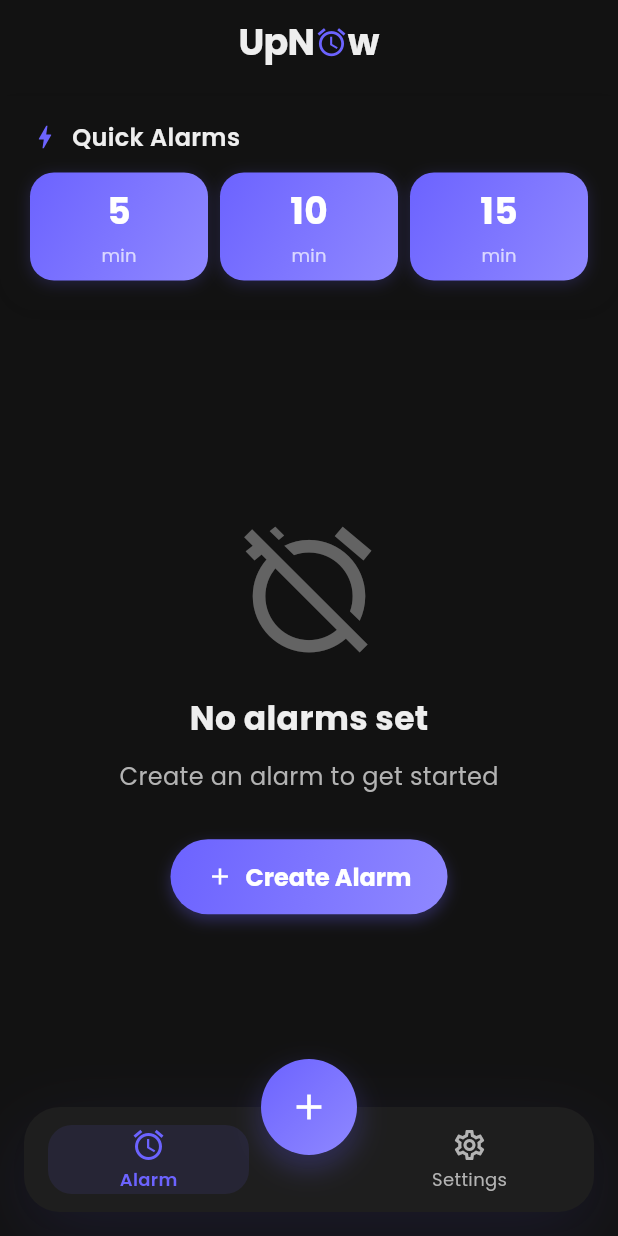
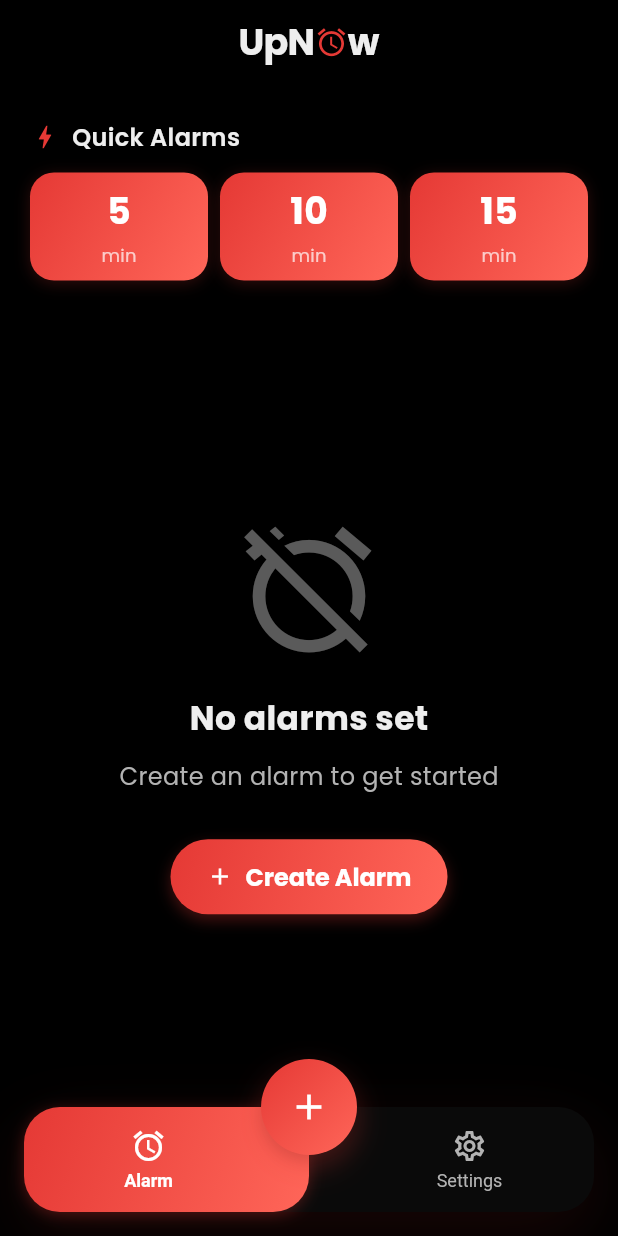
Before and after one commit to Muhammed-irshad-np/upNow, a Flutter app: the MainScreen screen opened directly, on a phone screen of 412 x 824 dp. Run offline on Flutter 3.47's test engine with Material 3 defaults, Android fonts, the light colour scheme and no system bars; our stand-ins replace audioplayers, flutter_local_notifications, flutter_screenutil, hive, hive_flutter, permission_handler and 2 more; accounts and stored records are empty.

Commit message:
updated theme

```diff
--- a/lib/main.dart
+++ b/lib/main.dart
@@ -222,7 +222,32 @@
             ),
           ],
         ),
-        child: ClipRRect(
+        child: Stack(
+          children: [
+            // Animated background indicator (switch-like) - covers entire container half
+            AnimatedPositioned(
+              duration: const Duration(milliseconds: 300),
+              curve: Curves.easeInOut,
+              left: _currentIndex == 0 ? 0 : null,
+              right: _currentIndex == 1 ? 0 : null,
+              top: 0,
+              bottom: 0,
+              child: Container(
+                width: (MediaQuery.of(context).size.width - 32) / 2, // Half of container width
+                decoration: BoxDecoration(
+                  gradient: AppTheme.primaryGradient,
+                  borderRadius: BorderRadius.circular(24), // Match container radius
+                  boxShadow: [
+                    BoxShadow(
+                      color: AppTheme.primaryColor.withOpacity(0.3),
+                      blurRadius: 8,
+                      offset: const Offset(0, 2),
+                    ),
+                  ],
+                ),
+              ),
+            ),
+            ClipRRect(
               borderRadius: BorderRadius.circular(24),
               child: BottomAppBar(
                 color: Colors.transparent,
@@ -234,43 +259,43 @@
                   mainAxisAlignment: MainAxisAlignment.spaceAround,
                   children: [
                     Expanded(
-                  child: InkWell(
+                      child: GestureDetector(
                         onTap: () {
                           setState(() {
                             _currentIndex = 0;
                           });
                         },
-                    borderRadius: BorderRadius.circular(16),
+                        behavior: HitTestBehavior.opaque,
                         child: Container(
-                      height: 50,
-                      decoration: BoxDecoration(
-                        color: _currentIndex == 0
-                          ? AppTheme.primaryColor.withOpacity(0.1)
-                          : Colors.transparent,
-                        borderRadius: BorderRadius.circular(16),
-                      ),
+                          width: double.infinity,
+                          height: double.infinity,
                           child: Column(
                             mainAxisAlignment: MainAxisAlignment.center,
                             children: [
-                          Icon(
+                              AnimatedSwitcher(
+                                duration: const Duration(milliseconds: 200),
+                                child: Icon(
                                   _currentIndex == 0 ? Icons.alarm : Icons.alarm_outlined,
+                                  key: ValueKey(_currentIndex == 0),
                                   color: _currentIndex == 0
-                              ? AppTheme.primaryColor
+                                    ? Colors.white
                                     : AppTheme.secondaryTextColor,
                                   size: 24,
                                 ),
-                          const SizedBox(height: 2),
-                          Text(
-                            'Alarm',
+                              ),
+                              const SizedBox(height: 4),
+                              AnimatedDefaultTextStyle(
+                                duration: const Duration(milliseconds: 200),
                                 style: TextStyle(
                                   fontSize: 12,
                                   color: _currentIndex == 0
-                                ? AppTheme.primaryColor
+                                    ? Colors.white
                                     : AppTheme.secondaryTextColor,
                                   fontWeight: _currentIndex == 0
                                     ? FontWeight.w600
                                     : FontWeight.normal,
                                 ),
+                                child: const Text('Alarm'),
                               ),
                             ],
                           ),
@@ -279,43 +304,43 @@
                     ),
                     const SizedBox(width: 80), // Space for FAB
                     Expanded(
-                  child: InkWell(
+                      child: GestureDetector(
                         onTap: () {
                           setState(() {
                             _currentIndex = 1;
                           });
                         },
-                    borderRadius: BorderRadius.circular(16),
+                        behavior: HitTestBehavior.opaque,
                         child: Container(
-                      height: 50,
-                      decoration: BoxDecoration(
-                        color: _currentIndex == 1
-                          ? AppTheme.primaryColor.withOpacity(0.1)
-                          : Colors.transparent,
-                        borderRadius: BorderRadius.circular(16),
-                      ),
+                          width: double.infinity,
+                          height: double.infinity,
                           child: Column(
                             mainAxisAlignment: MainAxisAlignment.center,
                             children: [
-                          Icon(
+                              AnimatedSwitcher(
+                                duration: const Duration(milliseconds: 200),
+                                child: Icon(
                                   _currentIndex == 1 ? Icons.settings : Icons.settings_outlined,
+                                  key: ValueKey(_currentIndex == 1),
                                   color: _currentIndex == 1
-                              ? AppTheme.primaryColor
+                                    ? Colors.white
                                     : AppTheme.secondaryTextColor,
                                   size: 24,
                                 ),
-                          const SizedBox(height: 2),
-                          Text(
-                            'Settings',
+                              ),
+                              const SizedBox(height: 4),
+                              AnimatedDefaultTextStyle(
+                                duration: const Duration(milliseconds: 200),
                                 style: TextStyle(
                                   fontSize: 12,
                                   color: _currentIndex == 1
-                                ? AppTheme.primaryColor
+                                    ? Colors.white
                                     : AppTheme.secondaryTextColor,
                                   fontWeight: _currentIndex == 1
                                     ? FontWeight.w600
                                     : FontWeight.normal,
                                 ),
+                                child: const Text('Settings'),
                               ),
                             ],
                           ),
@@ -326,6 +351,8 @@
                 ),
               ),
             ),
+          ],
+        ),
       ),
     );
   }
--- a/lib/utils/app_theme.dart
+++ b/lib/utils/app_theme.dart
@@ -1,23 +1,23 @@
 import 'package:flutter/material.dart';
 
 class AppTheme {
-  // Primary colors
-  static const Color primaryColor = Color(0xFF6C63FF);
-  static const Color primaryColorLight = Color(0xFF8F88FF);
-  static const Color primaryColorDark = Color(0xFF4B44CC);
+  // Primary colors - Changed to red theme
+  static const Color primaryColor = Color(0xFFE53935);
+  static const Color primaryColorLight = Color(0xFFFF6659);
+  static const Color primaryColorDark = Color(0xFFAB000D);
 
   // Secondary colors
-  static const Color accentColor = Color(0xFF03DAC5);
-  static const Color accentColorLight = Color(0xFF66FFF8);
-  static const Color accentColorDark = Color(0xFF00A896);
+  static const Color accentColor = Color(0xFFFF5722);
+  static const Color accentColorLight = Color(0xFFFF8A50);
+  static const Color accentColorDark = Color(0xFFBF360C);
 
-  // Background colors
-  static const Color darkBackground = Color(0xFF121212);
-  static const Color darkSurface = Color(0xFF1E1E1E);
-  static const Color darkSurfaceLight = Color(0xFF2C2C2C);
-  static const Color darkCardColor = Color(0xFF2A2A2A);
+  // Background colors - Changed to pure black and darker surfaces
+  static const Color darkBackground = Color(0xFF000000);
+  static const Color darkSurface = Color(0xFF0A0A0A);
+  static const Color darkSurfaceLight = Color(0xFF1A1A1A);
+  static const Color darkCardColor = Color(0xFF151515);
 
-  // Text colors
+  // Text colors - Keeping white as requested
   static const Color primaryTextColor = Color(0xFFFFFFFF);
   static const Color secondaryTextColor = Color(0xFFB3B3B3);
   static const Color textColor = Color(0xFFEEEEEE);
@@ -34,7 +34,7 @@
   static const Color remSleepColor = Color(0xFF7986CB);
   static const Color awakeSleepColor = Color(0xFF9FA8DA);
 
-  // Gradients
+  // Gradients - Updated to use red colors
   static const LinearGradient primaryGradient = LinearGradient(
     colors: [primaryColor, primaryColorLight],
     begin: Alignment.topLeft,
```
Also changed, not shown: 2 other files. Lines whose indentation alone changed are shown as unchanged.
